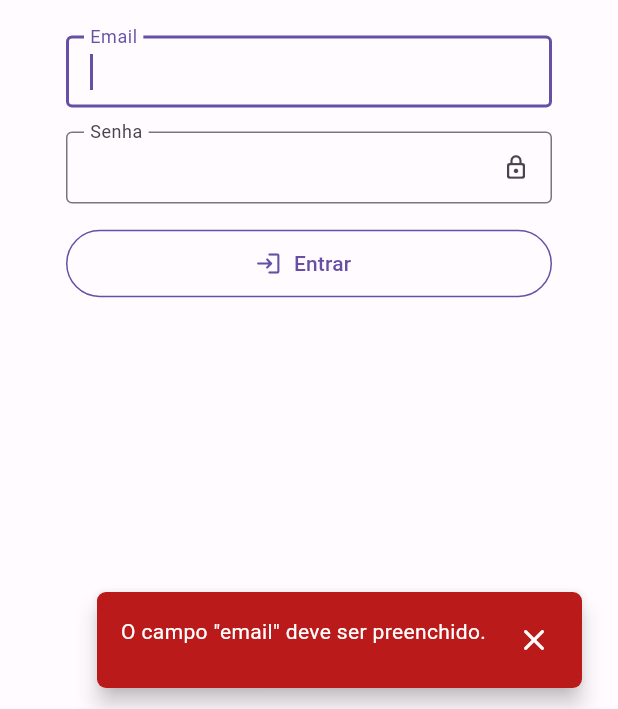
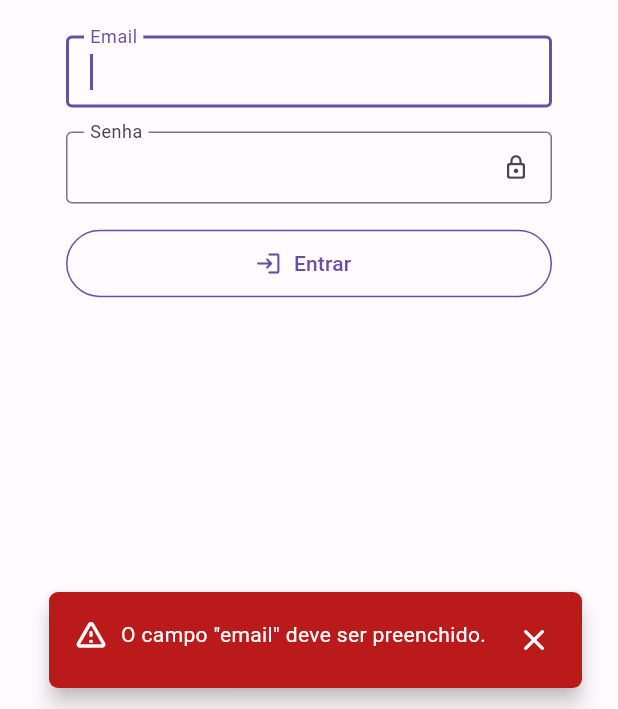
Before and after one commit to ph-developer/cpedidos-pmp, a Flutter app: the screen it shows after launch, after a tap on "Entrar", on a phone screen of 412 x 824 dp, the part 527-1236 px from its top. Run offline on Flutter 3.47's test engine with Material 2 defaults, Android fonts, the phone set to English and light mode, and no system bars; our stand-ins replace bloc, email_validator, equatable, firebase_auth, firebase_core, firebase_database and 8 more; missing offline and left inert: mask; accounts and stored records are empty.

Commit message:
refactor: implemented snackbar manager to control snackbars display.

```diff
--- a/lib/src/auth/presentation/pages/login_page.dart
+++ b/lib/src/auth/presentation/pages/login_page.dart
@@ -4,10 +4,10 @@ import 'package:flutter_bloc/flutter_bloc.dart';
 import 'package:flutter_modular/flutter_modular.dart';
 import 'package:flutter_svg/flutter_svg.dart';
 
+import '../../../shared/managers/snackbar_manager.dart';
 import '../../../shared/widgets/buttons/outline_button.dart';
 import '../../../shared/widgets/inputs/password_input.dart';
 import '../../../shared/widgets/inputs/text_input.dart';
-import '../../../shared/widgets/snack_bars/error_snack_bar.dart';
 import '../cubits/auth_cubit.dart';
 import '../cubits/auth_state.dart';
 
@@ -39,7 +39,7 @@ class _LoginPageState extends State<LoginPage> {
         if (state is AuthLoggedInState) {
           Modular.to.pushReplacementNamed('/pedidos/cadastro');
         } else if (state is AuthFailureState) {
-          ErrorSnackBar(context, text: state.failure.message).show();
+          context.showErrorSnackBar(state.failure.message);
         }
       },
       child: Scaffold(
--- a/lib/src/auth/presentation/widgets/logout_button.dart
+++ b/lib/src/auth/presentation/widgets/logout_button.dart
@@ -3,7 +3,7 @@ import 'package:flutter/material.dart';
 import 'package:flutter_bloc/flutter_bloc.dart';
 import 'package:flutter_modular/flutter_modular.dart';
 
-import '../../../shared/widgets/snack_bars/error_snack_bar.dart';
+import '../../../shared/managers/snackbar_manager.dart';
 import '../cubits/auth_cubit.dart';
 import '../cubits/auth_state.dart';
 
@@ -18,7 +18,7 @@ class LogoutButton extends StatelessWidget {
       bloc: cubit,
       listener: (context, state) {
         if (state is AuthFailureState) {
-          ErrorSnackBar(context, text: state.failure.message).show();
+          context.showErrorSnackBar(state.failure.message);
         } else if (state is AuthLoggedOutState) {
           Modular.to.pushReplacementNamed('/login');
         }
--- a/lib/src/orders/presentation/pages/orders_report_page.dart
+++ b/lib/src/orders/presentation/pages/orders_report_page.dart
@@ -5,9 +5,9 @@ import 'package:flutter_modular/flutter_modular.dart';
 
 import '../../../auth/presentation/widgets/logout_button.dart';
 import '../../../shared/helpers/input_formatters.dart';
+import '../../../shared/managers/snackbar_manager.dart';
 import '../../../shared/widgets/buttons/outline_button.dart';
 import '../../../shared/widgets/inputs/text_input.dart';
-import '../../../shared/widgets/snack_bars/error_snack_bar.dart';
 import '../cubits/orders_report_cubit.dart';
 import '../cubits/orders_report_state.dart';
 
@@ -62,7 +62,7 @@ class _OrdersReportPageState extends State<OrdersReportPage> {
       bloc: cubit,
       listener: (context, state) {
         if (state is OrdersReportFailureState) {
-          ErrorSnackBar(context, text: state.failure.message).show();
+          context.showErrorSnackBar(state.failure.message);
         }
       },
       child: Scaffold(
--- /dev/null
+++ b/lib/src/shared/managers/snackbar_manager.dart
@@ -0,0 +1,102 @@
+import 'package:flutter/material.dart';
+
+class _SnackBarManager {
+  final BuildContext context;
+
+  _SnackBarManager(this.context);
+
+  void _show({
+    required String message,
+    required Color backgroundColor,
+    required Color textColor,
+    required IconData icon,
+  }) {
+    final snackBar = SnackBar(
+      backgroundColor: Colors.transparent,
+      elevation: 0,
+      content: Row(
+        mainAxisAlignment: MainAxisAlignment.end,
+        children: [
+          Material(
+            borderRadius: BorderRadius.circular(6.0),
+            elevation: 6.0,
+            child: ClipRRect(
+              borderRadius: BorderRadius.circular(6.0),
+              child: Container(
+                padding: const EdgeInsets.all(8.0),
+                color: backgroundColor,
+                child: Row(
+                  crossAxisAlignment: CrossAxisAlignment.start,
+                  children: [
+                    Padding(
+                      padding: const EdgeInsets.all(8.0),
+                      child: Row(
+                        children: [
+                          Icon(icon, color: textColor),
+                          const SizedBox(width: 8.0),
+                          Text(
+                            message,
+                            style: TextStyle(
+                              color: textColor,
+                            ),
+                          ),
+                        ],
+                      ),
+                    ),
+                    IconButton(
+                      onPressed: hide,
+                      icon: Icon(
+                        Icons.close_rounded,
+                        color: textColor,
+                      ),
+                    ),
+                  ],
+                ),
+              ),
+            ),
+          ),
+        ],
+      ),
+    );
+
+    ScaffoldMessenger.of(context)
+      ..hideCurrentSnackBar()
+      ..showSnackBar(snackBar);
+  }
+
+  void showSuccess(String message) {
+    _show(
+      message: message,
+      backgroundColor: Theme.of(context).colorScheme.tertiary,
+      textColor: Theme.of(context).colorScheme.onTertiary,
+      icon: Icons.check_circle_outline_rounded,
+    );
+  }
+
+  void showError(String message) {
+    _show(
+      message: message,
+      backgroundColor: Theme.of(context).colorScheme.error,
+      textColor: Theme.of(context).colorScheme.onError,
+      icon: Icons.warning_amber_rounded,
+    );
+  }
+
+  void hide() {
+    ScaffoldMessenger.of(context).hideCurrentSnackBar();
+  }
+}
+
+extension SnackBarManagerExt on BuildContext {
+  void showSuccessSnackBar(String message) {
+    _SnackBarManager(this).showSuccess(message);
+  }
+
+  void showErrorSnackBar(String message) {
+    _SnackBarManager(this).showError(message);
+  }
+
+  void hideCurrentSnackBar() {
+    _SnackBarManager(this).hide();
+  }
+}
--- a/lib/src/shared/widgets/snack_bars/error_snack_bar.dart
+++ /dev/null
@@ -1,67 +0,0 @@
-import 'package:flutter/material.dart';
-
-import 'snack_bar.dart';
-
-class ErrorSnackBar implements ISnackBar {
-  final BuildContext context;
-  final String text;
-
-  ErrorSnackBar(
-    this.context, {
-    required this.text,
-  });
-
-  SnackBar get buildSnackBar => SnackBar(
-        backgroundColor: Colors.transparent,
-        elevation: 0,
-        content: Row(
-          mainAxisAlignment: MainAxisAlignment.end,
-          children: [
-            Material(
-              borderRadius: BorderRadius.circular(6.0),
-              elevation: 6.0,
-              child: ClipRRect(
-                borderRadius: BorderRadius.circular(6.0),
-                child: Container(
-                  padding: const EdgeInsets.all(8.0),
-                  color: Theme.of(context).colorScheme.error,
-                  child: Row(
-                    crossAxisAlignment: CrossAxisAlignment.start,
-                    children: [
-                      Padding(
-                        padding: const EdgeInsets.all(8.0),
-                        child: Text(
-                          text,
-                          style: TextStyle(
-                            color: Theme.of(context).colorScheme.onError,
-                          ),
-                        ),
-                      ),
-                      IconButton(
-                        onPressed: hide,
-                        icon: Icon(
-                          Icons.close_rounded,
-                          color: Theme.of(context).colorScheme.onError,
-                        ),
-                      ),
-                    ],
-                  ),
-                ),
-              ),
-            ),
-          ],
-        ),
-      );
-
-  @override
-  void show() {
-    ScaffoldMessenger.of(context)
-      ..hideCurrentSnackBar()
-      ..showSnackBar(buildSnackBar);
-  }
-
-  @override
-  void hide() {
-    ScaffoldMessenger.of(context).hideCurrentSnackBar();
-  }
-}
--- a/lib/src/shared/widgets/snack_bars/snack_bar.dart
+++ /dev/null
@@ -1,4 +0,0 @@
-abstract class ISnackBar {
-  void show();
-  void hide();
-}
```
Also changed, not shown: lib/src/orders/presentation/pages/order_register_page.dart (+4 -5 lines), lib/src/shared/widgets/snack_bars/success_snack_bar.dart (deleted, +0 -67 lines), 1 other file.
